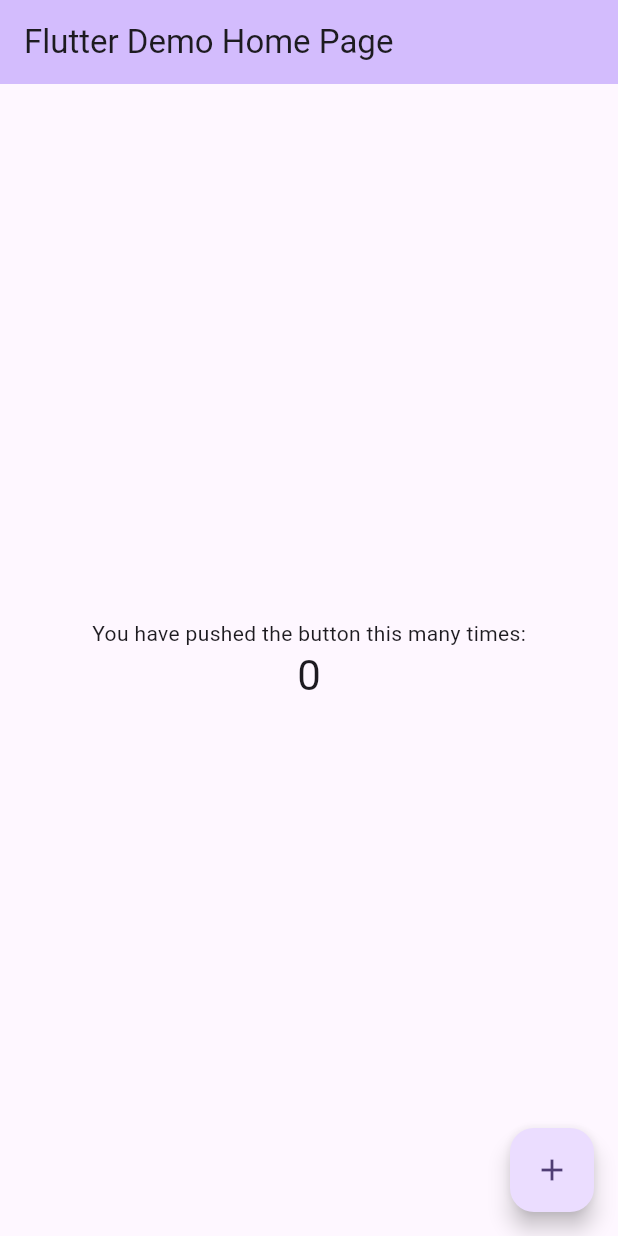
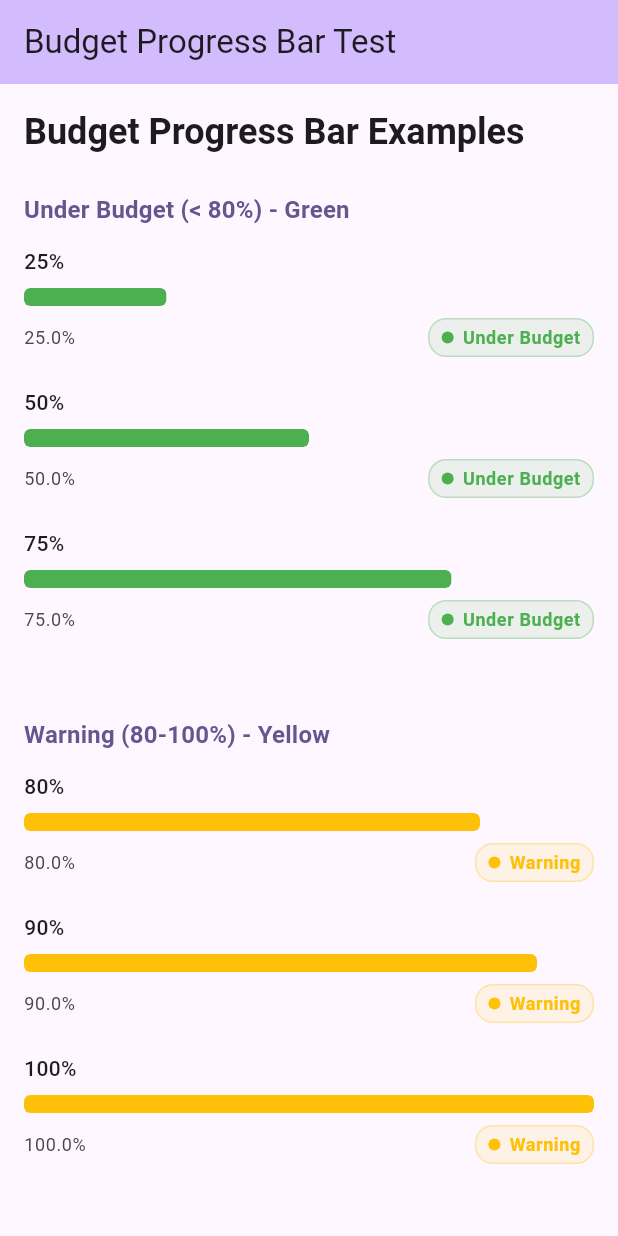
Before and after one commit to Punvireakroth/Cashew, a Flutter app: the screen it shows after launch, on a phone screen of 412 x 824 dp. Run offline on Flutter 3.47's test engine with Material 3 defaults, Android fonts, the phone set to English and light mode, and no system bars.

Commit message:
Here my part

```diff
--- a/lib/main.dart
+++ b/lib/main.dart
@@ -1,4 +1,5 @@
 import 'package:flutter/material.dart';
+import 'package:chashew/widgets/budget_progress_bar.dart';
 
 void main() {
   runApp(const MyApp());
@@ -7,115 +8,133 @@ void main() {
 class MyApp extends StatelessWidget {
   const MyApp({super.key});
 
-  // This widget is the root of your application.
   @override
   Widget build(BuildContext context) {
     return MaterialApp(
-      title: 'Flutter Demo',
+      title: 'Budget Progress Bar Demo',
       theme: ThemeData(
-        // This is the theme of your application.
-        //
-        // TRY THIS: Try running your application with "flutter run". You'll see
-        // the application has a purple toolbar. Then, without quitting the app,
-        // try changing the seedColor in the colorScheme below to Colors.green
-        // and then invoke "hot reload" (save your changes or press the "hot
-        // reload" button in a Flutter-supported IDE, or press "r" if you used
-        // the command line to start the app).
-        //
-        // Notice that the counter didn't reset back to zero; the application
-        // state is not lost during the reload. To reset the state, use hot
-        // restart instead.
-        //
-        // This works for code too, not just values: Most code changes can be
-        // tested with just a hot reload.
-        colorScheme: .fromSeed(seedColor: Colors.deepPurple),
+        colorScheme: ColorScheme.fromSeed(seedColor: Colors.deepPurple),
+        useMaterial3: true,
       ),
-      home: const MyHomePage(title: 'Flutter Demo Home Page'),
+      home: const BudgetProgressBarTestPage(),
     );
   }
 }
 
-class MyHomePage extends StatefulWidget {
-  const MyHomePage({super.key, required this.title});
-
-  // This widget is the home page of your application. It is stateful, meaning
-  // that it has a State object (defined below) that contains fields that affect
-  // how it looks.
-
-  // This class is the configuration for the state. It holds the values (in this
-  // case the title) provided by the parent (in this case the App widget) and
-  // used by the build method of the State. Fields in a Widget subclass are
-  // always marked "final".
-
-  final String title;
-
-  @override
-  State<MyHomePage> createState() => _MyHomePageState();
-}
-
-class _MyHomePageState extends State<MyHomePage> {
-  int _counter = 0;
-
-  void _incrementCounter() {
-    setState(() {
-      // This call to setState tells the Flutter framework that something has
-      // changed in this State, which causes it to rerun the build method below
-      // so that the display can reflect the updated values. If we changed
-      // _counter without calling setState(), then the build method would not be
-      // called again, and so nothing would appear to happen.
-      _counter++;
-    });
-  }
+class BudgetProgressBarTestPage extends StatelessWidget {
+  const BudgetProgressBarTestPage({super.key});
 
   @override
   Widget build(BuildContext context) {
-    // This method is rerun every time setState is called, for instance as done
-    // by the _incrementCounter method above.
-    //
-    // The Flutter framework has been optimized to make rerunning build methods
-    // fast, so that you can just rebuild anything that needs updating rather
-    // than having to individually change instances of widgets.
     return Scaffold(
       appBar: AppBar(
-        // TRY THIS: Try changing the color here to a specific color (to
-        // Colors.amber, perhaps?) and trigger a hot reload to see the AppBar
-        // change color while the other colors stay the same.
+        title: const Text('Budget Progress Bar Test'),
         backgroundColor: Theme.of(context).colorScheme.inversePrimary,
-        // Here we take the value from the MyHomePage object that was created by
-        // the App.build method, and use it to set our appbar title.
-        title: Text(widget.title),
       ),
-      body: Center(
-        // Center is a layout widget. It takes a single child and positions it
-        // in the middle of the parent.
+      body: SingleChildScrollView(
+        padding: const EdgeInsets.all(16.0),
         child: Column(
-          // Column is also a layout widget. It takes a list of children and
-          // arranges them vertically. By default, it sizes itself to fit its
-          // children horizontally, and tries to be as tall as its parent.
-          //
-          // Column has various properties to control how it sizes itself and
-          // how it positions its children. Here we use mainAxisAlignment to
-          // center the children vertically; the main axis here is the vertical
-          // axis because Columns are vertical (the cross axis would be
-          // horizontal).
-          //
-          // TRY THIS: Invoke "debug painting" (choose the "Toggle Debug Paint"
-          // action in the IDE, or press "p" in the console), to see the
-          // wireframe for each widget.
-          mainAxisAlignment: .center,
+          crossAxisAlignment: CrossAxisAlignment.start,
           children: [
-            const Text('You have pushed the button this many times:'),
             Text(
-              '$_counter',
-              style: Theme.of(context).textTheme.headlineMedium,
+              'Budget Progress Bar Examples',
+              style: Theme.of(context).textTheme.headlineSmall?.copyWith(
+                    fontWeight: FontWeight.bold,
+                  ),
+            ),
+            const SizedBox(height: 24),
+
+            // Under Budget Examples (< 80%)
+            _buildSection(
+              context,
+              'Under Budget (< 80%) - Green',
+              [
+                _buildExample(context, '25%', 0.25),
+                _buildExample(context, '50%', 0.50),
+                _buildExample(context, '75%', 0.75),
+              ],
+            ),
+
+            const SizedBox(height: 32),
+
+            // Warning Examples (80-100%)
+            _buildSection(
+              context,
+              'Warning (80-100%) - Yellow',
+              [
+                _buildExample(context, '80%', 0.80),
+                _buildExample(context, '90%', 0.90),
+                _buildExample(context, '100%', 1.00),
+              ],
+            ),
+
+            const SizedBox(height: 32),
+
+            // Over Budget Examples (> 100%)
+            _buildSection(
+              context,
+              'Over Budget (> 100%) - Red',
+              [
+                _buildExample(context, '110%', 1.10),
+                _buildExample(context, '125%', 1.25),
+                _buildExample(context, '150%', 1.50),
+              ],
+            ),
+
+            const SizedBox(height: 32),
+
+            // Edge Cases
+            _buildSection(
+              context,
+              'Edge Cases',
+              [
+                _buildExample(context, '0%', 0.0),
+                _buildExample(context, '5%', 0.05),
+                _buildExample(context, '79.9%', 0.799),
+                _buildExample(context, '200%', 2.0),
+              ],
             ),
           ],
         ),
       ),
-      floatingActionButton: FloatingActionButton(
-        onPressed: _incrementCounter,
-        tooltip: 'Increment',
-        child: const Icon(Icons.add),
+    );
+  }
+
+  Widget _buildSection(BuildContext context, String title, List<Widget> examples) {
+    return Column(
+      crossAxisAlignment: CrossAxisAlignment.start,
+      children: [
+        Text(
+          title,
+          style: Theme.of(context).textTheme.titleMedium?.copyWith(
+                fontWeight: FontWeight.w600,
+                color: Theme.of(context).colorScheme.primary,
+              ),
+        ),
+        const SizedBox(height: 12),
+        ...examples,
+      ],
+    );
+  }
+
+  Widget _buildExample(BuildContext context, String label, double percentage) {
+    return Padding(
+      padding: const EdgeInsets.only(bottom: 20.0),
+      child: Column(
+        crossAxisAlignment: CrossAxisAlignment.start,
+        children: [
+          Text(
+            label,
+            style: Theme.of(context).textTheme.bodyMedium?.copyWith(
+                  fontWeight: FontWeight.w500,
+                ),
+          ),
+          const SizedBox(height: 8),
+          BudgetProgressBar(
+            percentage: percentage,
+            height: 12.0,
+          ),
+        ],
       ),
     );
   }
--- /dev/null
+++ b/lib/widgets/budget_progress_bar.dart
@@ -0,0 +1,151 @@
+import 'package:flutter/material.dart';
+
+class BudgetProgressBar extends StatelessWidget {
+
+  final double percentage;
+
+  final double? height;
+
+  final Color? backgroundColor;
+
+  final Color? progressColor;
+
+  final bool showPercentage;
+
+  final bool showStatus;
+
+  final double? borderRadius;
+
+  final Duration? animationDuration;
+
+  const BudgetProgressBar({
+    super.key,
+    required this.percentage,
+    this.height,
+    this.backgroundColor,
+    this.progressColor,
+    this.showPercentage = true,
+    this.showStatus = true,
+    this.borderRadius,
+    this.animationDuration,
+  }) : assert(
+          percentage >= 0.0,
+          'Percentage must be >= 0.0',
+        );
+  Color _getProgressColor(BuildContext context) {
+    if (progressColor != null) {
+      return progressColor!;
+    }
+
+    if (percentage < 0.8) {
+      return Colors.green;
+    } else if (percentage <= 1.0) {
+      return Colors.amber;
+    } else {
+      return Colors.red;
+    }
+  }
+
+  String _getStatusText() {
+    if (percentage < 0.8) {
+      return 'Under Budget';
+    } else if (percentage <= 1.0) {
+      return 'Warning';
+    } else {
+      return 'Over Budget';
+    }
+  }
+
+  @override
+  Widget build(BuildContext context) {
+    final theme = Theme.of(context);
+    final clampedPercentage = percentage.clamp(0.0, 1.0);
+    final barHeight = height ?? 8.0;
+    final bgColor = backgroundColor ?? theme.colorScheme.surfaceContainerHighest;
+    final progColor = _getProgressColor(context);
+    final radius = borderRadius ?? 4.0;
+    final animDuration = animationDuration ?? const Duration(milliseconds: 500);
+
+    return Column(
+      crossAxisAlignment: CrossAxisAlignment.start,
+      mainAxisSize: MainAxisSize.min,
+      children: [
+        ClipRRect(
+          borderRadius: BorderRadius.circular(radius),
+          child: TweenAnimationBuilder<double>(
+            duration: animDuration,
+            tween: Tween<double>(begin: 0.0, end: clampedPercentage),
+            curve: Curves.easeInOut,
+            builder: (context, value, child) {
+              return Container(
+                height: barHeight,
+                decoration: BoxDecoration(
+                  color: bgColor,
+                  borderRadius: BorderRadius.circular(radius),
+                ),
+                child: FractionallySizedBox(
+                  alignment: Alignment.centerLeft,
+                  widthFactor: value,
+                  child: Container(
+                    decoration: BoxDecoration(
+                      color: progColor,
+                      borderRadius: BorderRadius.circular(radius),
+                    ),
+                  ),
+                ),
+              );
+            },
+          ),
+        ),
+        if (showPercentage || showStatus) ...[
+          const SizedBox(height: 8),
+          Row(
+            mainAxisAlignment: MainAxisAlignment.spaceBetween,
+            children: [
+              if (showPercentage)
+                Text(
+                  '${(percentage * 100).toStringAsFixed(1)}%',
+                  style: theme.textTheme.bodySmall?.copyWith(
+                    color: theme.colorScheme.onSurfaceVariant,
+                  ),
+                ),
+              if (showStatus)
+                Container(
+                  padding: const EdgeInsets.symmetric(horizontal: 8, vertical: 4),
+                  decoration: BoxDecoration(
+                    color: progColor.withOpacity(0.1),
+                    borderRadius: BorderRadius.circular(12),
+                    border: Border.all(
+                      color: progColor.withOpacity(0.3),
+                      width: 1,
+                    ),
+                  ),
+                  child: Row(
+                    mainAxisSize: MainAxisSize.min,
+                    children: [
+                      Container(
+                        width: 8,
+                        height: 8,
+                        decoration: BoxDecoration(
+                          color: progColor,
+                          shape: BoxShape.circle,
+                        ),
+                      ),
+                      const SizedBox(width: 6),
+                      Text(
+                        _getStatusText(),
+                        style: theme.textTheme.bodySmall?.copyWith(
+                          color: progColor,
+                          fontWeight: FontWeight.w600,
+                        ),
+                      ),
+                    ],
+                  ),
+                ),
+            ],
+          ),
+        ],
+      ],
+    );
+  }
+}
--- a/pubspec.yaml
+++ b/pubspec.yaml
@@ -19,7 +19,7 @@ publish_to: 'none' # Remove this line if you wish to publish to pub.dev
 version: 1.0.0+1
 
 environment:
-  sdk: ^3.10.0
+  sdk: ^3.0.0
 
 # Dependencies specify other packages that your package needs in order to work.
 # To automatically upgrade your package dependencies to the latest versions
```
Also changed, not shown: pubspec.lock.
